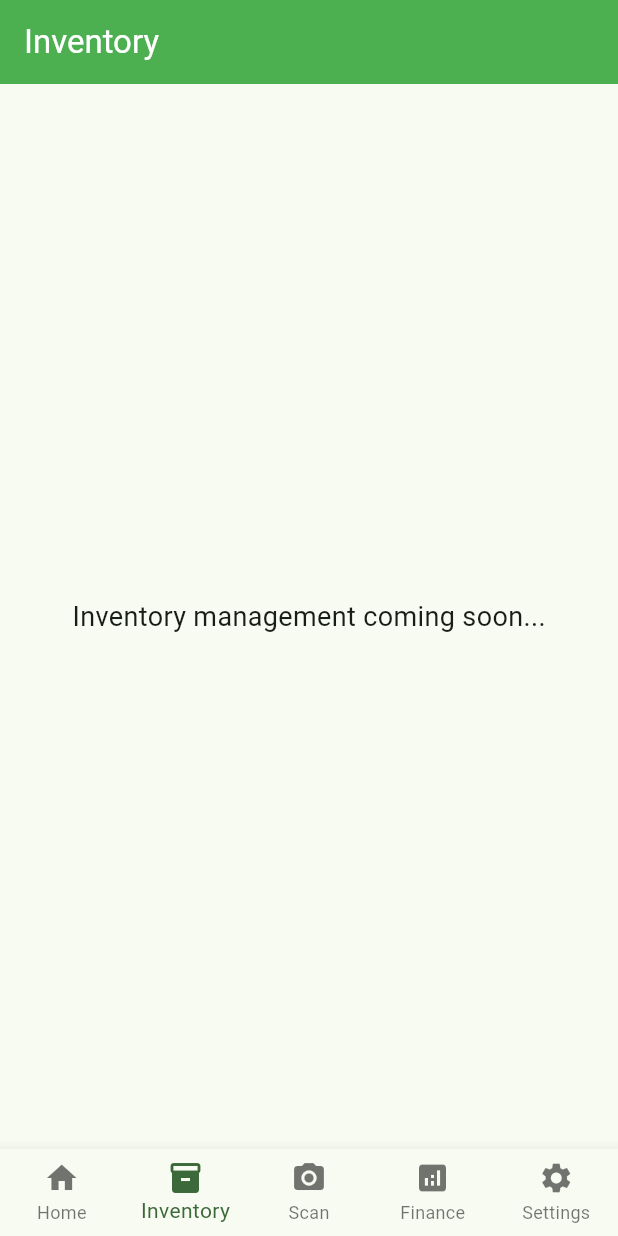
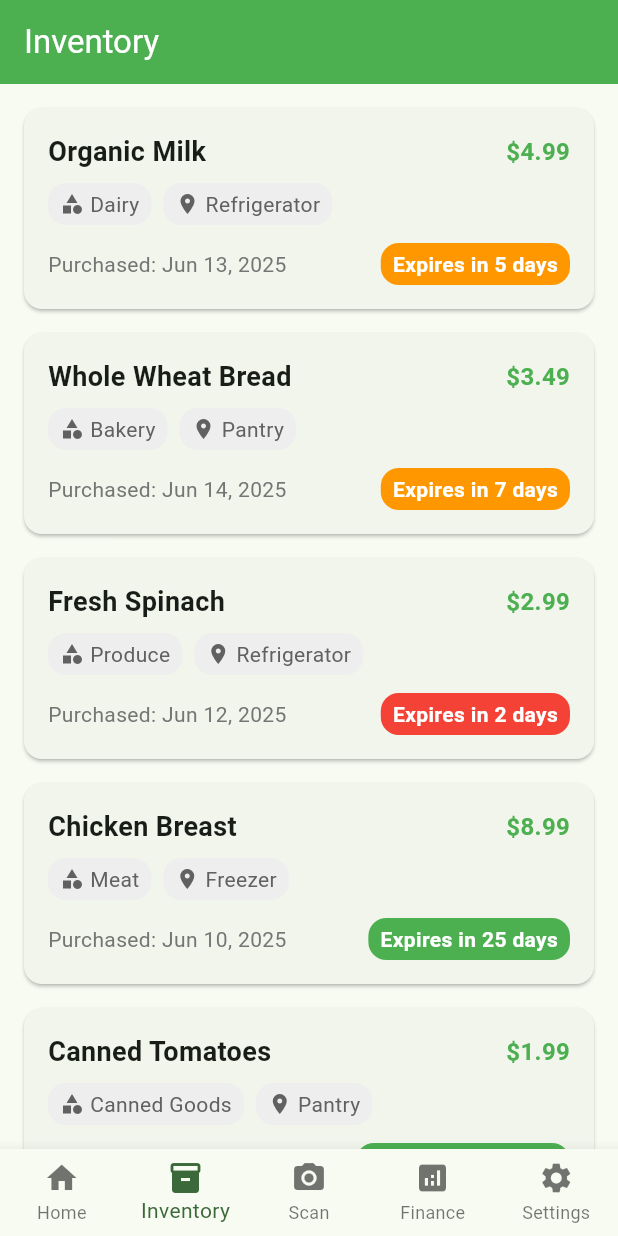
Before and after one commit to ylianchen/FreshAlert_clone, a Flutter app: the screen it shows after launch, item 2 of the bottom bar chosen, on a phone screen of 412 x 824 dp. Run offline on Flutter 3.47's test engine with Material 3 defaults, Android fonts, the phone set to English and light mode, and no system bars.

Commit message:
mock inventory data

```diff
--- /dev/null
+++ b/lib/data/mock_inventory_data.dart
@@ -0,0 +1,77 @@
+import 'package:uuid/uuid.dart';
+import '../models/food_item.dart';
+
+final List<InventoryItem> mockInventoryItems = [
+  InventoryItem(
+    id: const Uuid().v4(),
+    name: 'Organic Milk',
+    category: 'Dairy',
+    location: 'Refrigerator',
+    purchaseDate: DateTime.now().subtract(const Duration(days: 2)),
+    expiryDate: DateTime.now().add(const Duration(days: 5)),
+    estimatedValue: 4.99,
+  ),
+  InventoryItem(
+    id: const Uuid().v4(),
+    name: 'Whole Wheat Bread',
+    category: 'Bakery',
+    location: 'Pantry',
+    purchaseDate: DateTime.now().subtract(const Duration(days: 1)),
+    expiryDate: DateTime.now().add(const Duration(days: 7)),
+    estimatedValue: 3.49,
+  ),
+  InventoryItem(
+    id: const Uuid().v4(),
+    name: 'Fresh Spinach',
+    category: 'Produce',
+    location: 'Refrigerator',
+    purchaseDate: DateTime.now().subtract(const Duration(days: 3)),
+    expiryDate: DateTime.now().add(const Duration(days: 2)),
+    estimatedValue: 2.99,
+  ),
+  InventoryItem(
+    id: const Uuid().v4(),
+    name: 'Chicken Breast',
+    category: 'Meat',
+    location: 'Freezer',
+    purchaseDate: DateTime.now().subtract(const Duration(days: 5)),
+    expiryDate: DateTime.now().add(const Duration(days: 25)),
+    estimatedValue: 8.99,
+  ),
+  InventoryItem(
+    id: const Uuid().v4(),
+    name: 'Canned Tomatoes',
+    category: 'Canned Goods',
+    location: 'Pantry',
+    purchaseDate: DateTime.now().subtract(const Duration(days: 10)),
+    expiryDate: DateTime.now().add(const Duration(days: 350)),
+    estimatedValue: 1.99,
+  ),
+  InventoryItem(
+    id: const Uuid().v4(),
+    name: 'Greek Yogurt',
+    category: 'Dairy',
+    location: 'Refrigerator',
+    purchaseDate: DateTime.now().subtract(const Duration(days: 1)),
+    expiryDate: DateTime.now().add(const Duration(days: 14)),
+    estimatedValue: 3.99,
+  ),
+  InventoryItem(
+    id: const Uuid().v4(),
+    name: 'Bananas',
+    category: 'Produce',
+    location: 'Counter',
+    purchaseDate: DateTime.now().subtract(const Duration(days: 2)),
+    expiryDate: DateTime.now().add(const Duration(days: 3)),
+    estimatedValue: 1.49,
+  ),
+  InventoryItem(
+    id: const Uuid().v4(),
+    name: 'Ground Coffee',
+    category: 'Beverages',
+    location: 'Pantry',
+    purchaseDate: DateTime.now().subtract(const Duration(days: 15)),
+    expiryDate: DateTime.now().add(const Duration(days: 165)),
+    estimatedValue: 9.99,
+  ),
+];
--- a/lib/models/food_item.dart
+++ b/lib/models/food_item.dart
@@ -0,0 +1,21 @@
+class InventoryItem {
+  final String id;
+  final String name;
+  final String category;
+  final String location;
+  final DateTime purchaseDate;
+  final DateTime expiryDate;
+  final double estimatedValue;
+  final bool isExpired;
+
+  InventoryItem({
+    required this.id,
+    required this.name,
+    required this.category,
+    required this.location,
+    required this.purchaseDate,
+    required this.expiryDate,
+    required this.estimatedValue,
+    this.isExpired = false,
+  });
+}
--- a/lib/screens/inventory_screen.dart
+++ b/lib/screens/inventory_screen.dart
@@ -1,4 +1,7 @@
 import 'package:flutter/material.dart';
+import 'package:intl/intl.dart';
+import '../data/mock_inventory_data.dart';
+import '../models/food_item.dart';
 
 class InventoryScreen extends StatelessWidget {
   const InventoryScreen({super.key});
@@ -11,12 +14,152 @@ class InventoryScreen extends StatelessWidget {
         backgroundColor: Colors.green,
         foregroundColor: Colors.white,
       ),
-      body: const Center(
-        child: Text(
-          'Inventory management coming soon...',
-          style: TextStyle(fontSize: 18),
+      body: ListView.builder(
+        padding: const EdgeInsets.all(16),
+        itemCount: mockInventoryItems.length,
+        itemBuilder: (context, index) {
+          final item = mockInventoryItems[index];
+          return InventoryItemCard(item: item);
+        },
+      ),
+    );
+  }
+}
+
+class InventoryItemCard extends StatelessWidget {
+  final InventoryItem item;
+
+  const InventoryItemCard({
+    super.key,
+    required this.item,
+  });
+
+  @override
+  Widget build(BuildContext context) {
+    final dateFormat = DateFormat('MMM d, y');
+    final daysUntilExpiry = item.expiryDate.difference(DateTime.now()).inDays;
+
+    return Card(
+      margin: const EdgeInsets.only(bottom: 16),
+      child: Padding(
+        padding: const EdgeInsets.all(16),
+        child: Column(
+          crossAxisAlignment: CrossAxisAlignment.start,
+          children: [
+            Row(
+              mainAxisAlignment: MainAxisAlignment.spaceBetween,
+              children: [
+                Expanded(
+                  child: Text(
+                    item.name,
+                    style: const TextStyle(
+                      fontSize: 18,
+                      fontWeight: FontWeight.bold,
+                    ),
+                  ),
+                ),
+                Text(
+                  '\$${item.estimatedValue.toStringAsFixed(2)}',
+                  style: const TextStyle(
+                    fontSize: 16,
+                    fontWeight: FontWeight.bold,
+                    color: Colors.green,
+                  ),
+                ),
+              ],
+            ),
+            const SizedBox(height: 8),
+            Row(
+              children: [
+                _buildInfoChip(
+                  icon: Icons.category,
+                  label: item.category,
+                ),
+                const SizedBox(width: 8),
+                _buildInfoChip(
+                  icon: Icons.location_on,
+                  label: item.location,
+                ),
+              ],
+            ),
+            const SizedBox(height: 12),
+            Row(
+              mainAxisAlignment: MainAxisAlignment.spaceBetween,
+              children: [
+                Text(
+                  'Purchased: ${dateFormat.format(item.purchaseDate)}',
+                  style: TextStyle(
+                    color: Colors.grey[600],
+                    fontSize: 14,
+                  ),
+                ),
+                Container(
+                  padding: const EdgeInsets.symmetric(
+                    horizontal: 8,
+                    vertical: 4,
+                  ),
+                  decoration: BoxDecoration(
+                    color: _getExpiryColor(daysUntilExpiry),
+                    borderRadius: BorderRadius.circular(12),
+                  ),
+                  child: Text(
+                    'Expires in $daysUntilExpiry days',
+                    style: const TextStyle(
+                      color: Colors.white,
+                      fontSize: 14,
+                      fontWeight: FontWeight.bold,
+                    ),
+                  ),
+                ),
+              ],
+            ),
+          ],
         ),
       ),
     );
   }
+
+  Widget _buildInfoChip({
+    required IconData icon,
+    required String label,
+  }) {
+    return Container(
+      padding: const EdgeInsets.symmetric(
+        horizontal: 8,
+        vertical: 4,
+      ),
+      decoration: BoxDecoration(
+        color: Colors.grey[200],
+        borderRadius: BorderRadius.circular(12),
+      ),
+      child: Row(
+        mainAxisSize: MainAxisSize.min,
+        children: [
+          Icon(
+            icon,
+            size: 16,
+            color: Colors.grey[700],
+          ),
+          const SizedBox(width: 4),
+          Text(
+            label,
+            style: TextStyle(
+              color: Colors.grey[700],
+              fontSize: 14,
+            ),
+          ),
+        ],
+      ),
+    );
+  }
+
+  Color _getExpiryColor(int daysUntilExpiry) {
+    if (daysUntilExpiry <= 3) {
+      return Colors.red;
+    } else if (daysUntilExpiry <= 7) {
+      return Colors.orange;
+    } else {
+      return Colors.green;
+    }
+  }
 }
--- a/pubspec.yaml
+++ b/pubspec.yaml
@@ -51,6 +51,7 @@ dependencies:
 
   # Utilities
   intl: ^0.19.0
+  uuid: ^4.3.3
 
 dev_dependencies:
   flutter_test:
```
Also changed, not shown: pubspec.lock.
